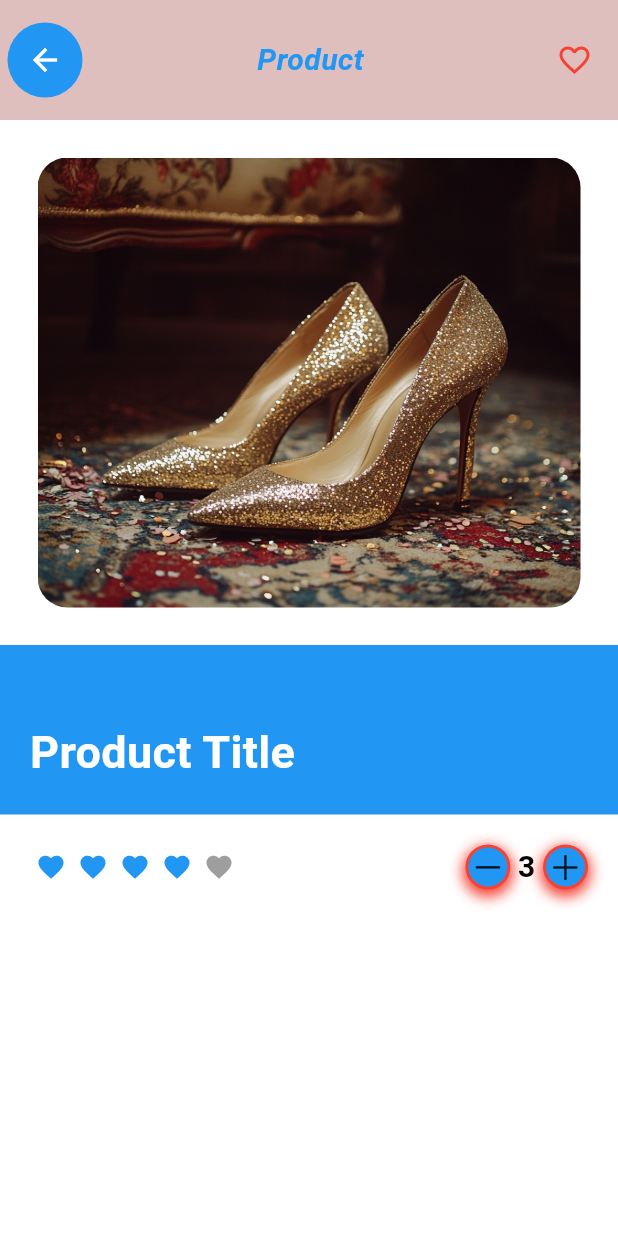
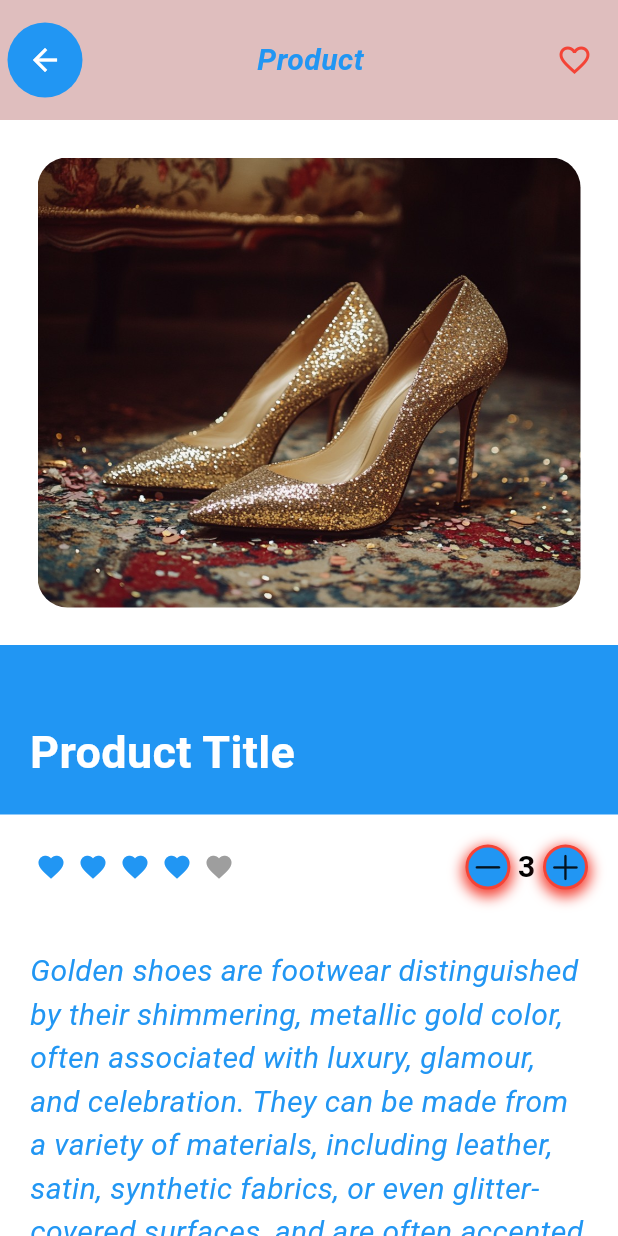
Before and after one commit to Yvonne-Wanja-1/Shop-UI, a Flutter app: the ItemPage screen opened by its route, on a phone screen of 412 x 824 dp. Run offline on Flutter 3.47's test engine with Material 3 defaults, Android fonts, the light colour scheme and no system bars; drawn by our look-alikes of flutter_rating_bar; our stand-ins replace badges, curved_navigation_bar; missing offline and left inert: clippy_flutter; Roboto replaces fonts that are missing (Arial).

Commit message:
added:   shop_ui/lib/pages/Itempage.dart

```diff
--- a/shop_ui/lib/pages/Itempage.dart
+++ b/shop_ui/lib/pages/Itempage.dart
@@ -15,10 +15,10 @@ class ItemPage extends StatelessWidget {
           ItemPageAppBar(),
           Container(
             margin: EdgeInsets.all(25),
-            height: 300, // Added height
+            height: 300,
             width: double.infinity,
             decoration: BoxDecoration(
-              borderRadius: BorderRadius.circular(20), // Reduced radius
+              borderRadius: BorderRadius.circular(20),
               image: DecorationImage(
                 image: AssetImage('images/44.jpg'),
                 fit: BoxFit.cover,
@@ -73,13 +73,11 @@ class ItemPage extends StatelessWidget {
                     print(rating);
                   },
                 ),
-
-                SizedBox(height: 5,),
                 Row(
                   children: [
                     Container(
                       height: 30,
-                      width: 30, // Fixed width
+                      width: 30,
                       decoration: BoxDecoration(
                         color: Colors.blue,
                         borderRadius: BorderRadius.circular(30),
@@ -100,7 +98,6 @@ class ItemPage extends StatelessWidget {
                         CupertinoIcons.minus,
                       ),
                     ),
-
                     SizedBox(width: 5),
                     Text(
                       '3',
@@ -111,9 +108,9 @@ class ItemPage extends StatelessWidget {
                       ),
                     ),
                     SizedBox(width: 5),
-                     Container(
+                    Container(
                       height: 30,
-                      width: 30, // Fixed width
+                      width: 30,
                       decoration: BoxDecoration(
                         color: Colors.blue,
                         borderRadius: BorderRadius.circular(30),
@@ -134,13 +131,22 @@ class ItemPage extends StatelessWidget {
                         CupertinoIcons.add,
                       ),
                     ),
-
-
-
-
                   ],
                 ),
               ],
+            ),
+          ),
+          Padding(
+            padding: EdgeInsets.all(20),
+            child: Text(
+              'Golden shoes are footwear distinguished by their shimmering, metallic gold color, often associated with luxury, glamour, and celebration. They can be made from a variety of materials, including leather, satin, synthetic fabrics, or even glitter-covered surfaces, and are often accented with embellishments like rhinestones, sequins, or metallic threads.',
+              style: TextStyle(
+                fontSize: 20,
+                fontWeight: FontWeight.normal,
+                color: Colors.blue,
+                fontStyle: FontStyle.italic,
+                fontFamily: 'Arial',
+              ),
             ),
           ),
         ],
```
